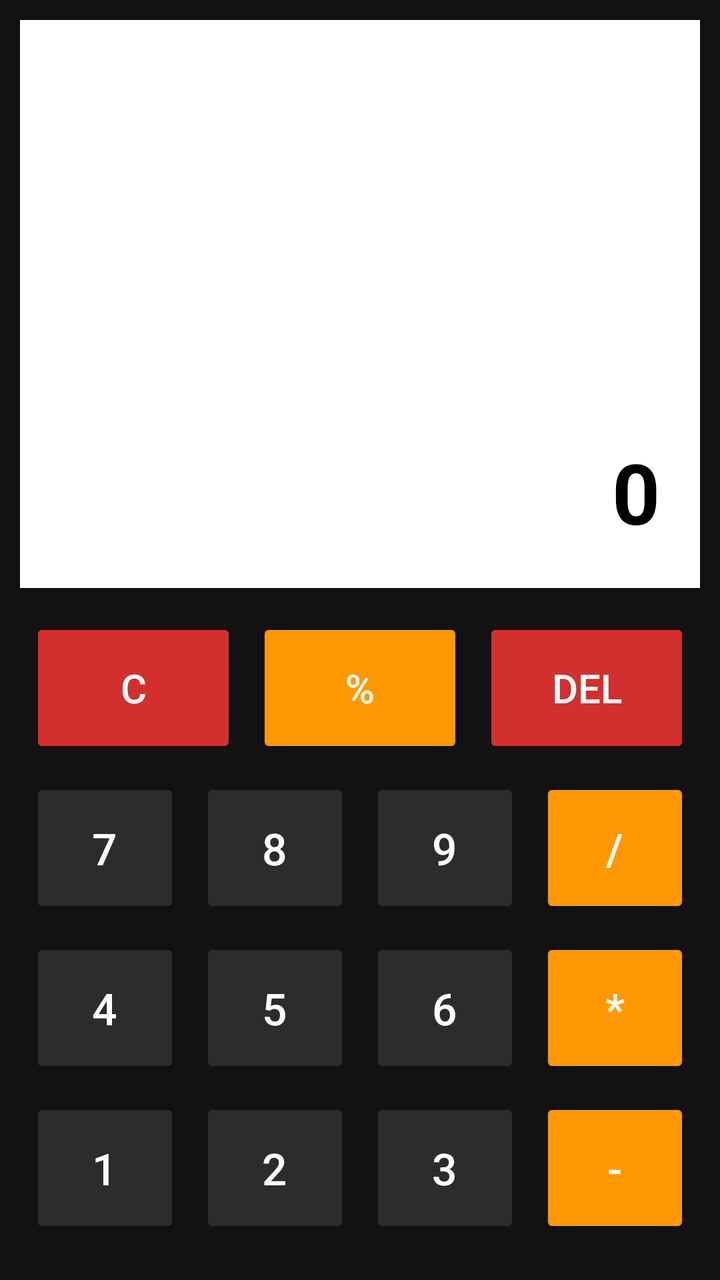
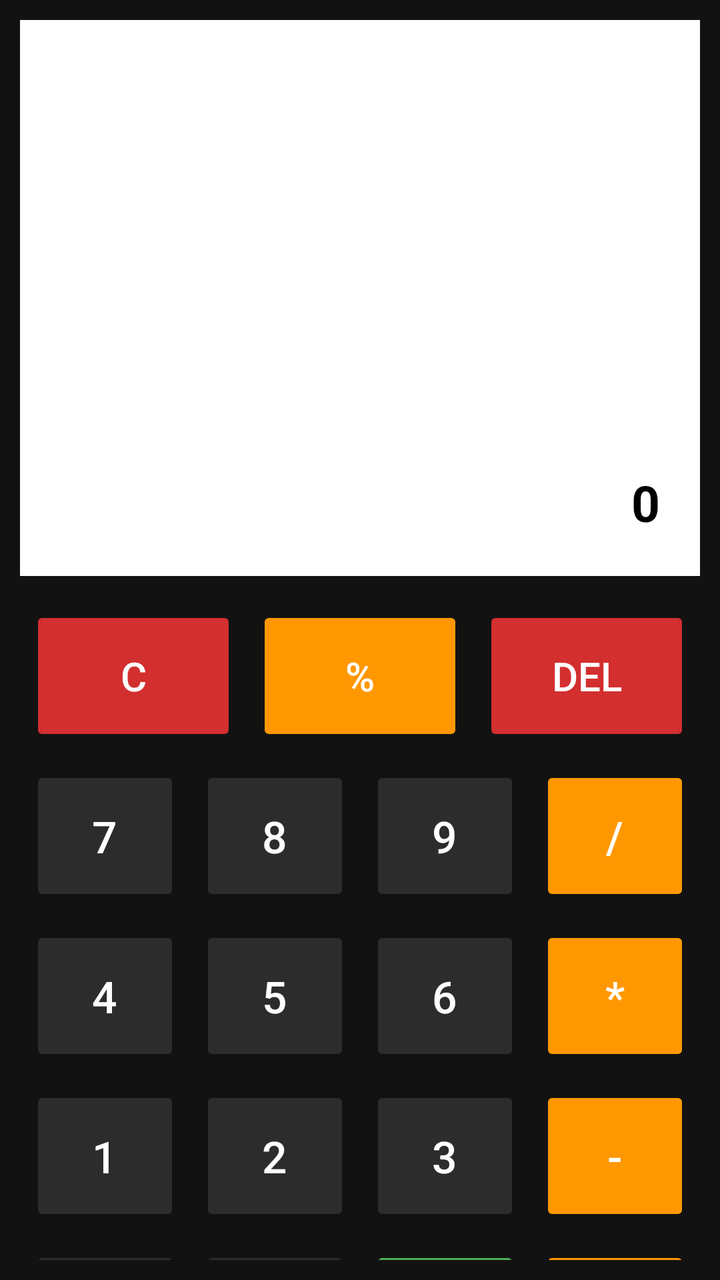

Screens rendered from an Android XML layout before and after an edit, with the pre-edit source and the edit as a unified diff.
<!-- AndroidManifest.xml: application theme Theme.SimpleCalculator -->
<!-- res/layout/activity_main.xml -->
<?xml version="1.0" encoding="utf-8"?>
<LinearLayout
    xmlns:android="http://schemas.android.com/apk/res/android"
    android:layout_width="match_parent"
    android:layout_height="match_parent"
    android:orientation="vertical"
    android:background="#121212">

    



    
    <LinearLayout
        android:layout_width="match_parent"
        android:layout_height="match_parent"
        android:orientation="vertical"
        android:padding="10dp">

        <androidx.appcompat.widget.Toolbar
            android:id="@+id/toolbar"
            android:layout_width="match_parent"
            android:layout_height="wrap_content"
            android:background="#FFFFFF"
            android:title=" "
            android:titleTextColor="#000000"/>

        
        <TextView
            android:id="@+id/resultText"
            android:layout_width="match_parent"
            android:layout_height="220dp"
            android:layout_marginBottom="10dp"
            android:background="#FFFFFF"
            android:gravity="end|bottom"
            android:padding="20dp"
            android:text="0"
            android:textColor="#000000"
            android:textSize="42sp"
            android:textStyle="bold"/>

        
        <LinearLayout
            android:layout_width="match_parent"
            android:layout_height="wrap_content"
            android:orientation="vertical">

            
            <LinearLayout
                android:layout_width="match_parent"
                android:layout_height="wrap_content"
                android:orientation="horizontal">

                <Button
                    android:id="@+id/btnClear"
                    android:layout_width="0dp"
                    android:layout_height="70dp"
                    android:layout_weight="1"
                    android:layout_margin="5dp"
                    android:backgroundTint="#D32F2F"
                    android:text="C"
                    android:textColor="#FFFFFF"
                    android:textSize="20sp"
                    android:stateListAnimator="@animator/button_press"/>


                <Button
                    android:id="@+id/btnPercent"
                    android:layout_width="0dp"
                    android:layout_height="70dp"
                    android:layout_weight="1"
                    android:layout_margin="5dp"
                    android:backgroundTint="#FF9800"
                    android:text="%"
                    android:textColor="#FFFFFF"
                    android:textSize="20sp"
                    android:stateListAnimator="@animator/button_press"/>
                <Button
                    android:id="@+id/btnDel"
                    android:layout_width="0dp"
                    android:layout_height="70dp"
                    android:layout_weight="1"
                    android:layout_margin="5dp"
                    android:backgroundTint="#D32F2F"
                    android:text="DEL"
                    android:textColor="#FFFFFF"
                    android:textSize="20sp"
                    android:stateListAnimator="@animator/button_press"/>

            </LinearLayout>

            
            <LinearLayout
                android:layout_width="match_parent"
                android:layout_height="wrap_content"
                android:orientation="horizontal">

                <Button
                    android:id="@+id/btn7"
                    android:layout_width="0dp"
                    android:layout_height="70dp"
                    android:layout_weight="1"
                    android:layout_margin="5dp"
                    android:backgroundTint="#2C2C2C"
                    android:text="7"
                    android:textColor="#FFFFFF"
                    android:textSize="22sp"
                    android:stateListAnimator="@animator/button_press"/>

                <Button
                    android:id="@+id/btn8"
                    android:layout_width="0dp"
                    android:layout_height="70dp"
                    android:layout_weight="1"
                    android:layout_margin="5dp"
                    android:backgroundTint="#2C2C2C"
                    android:text="8"
                    android:textColor="#FFFFFF"
                    android:textSize="22sp"
                    android:stateListAnimator="@animator/button_press"/>

                <Button
                    android:id="@+id/btn9"
                    android:layout_width="0dp"
                    android:layout_height="70dp"
                    android:layout_weight="1"
                    android:layout_margin="5dp"
                    android:backgroundTint="#2C2C2C"
                    android:text="9"
                    android:textColor="#FFFFFF"
                    android:textSize="22sp"
                    android:stateListAnimator="@animator/button_press"/>

                <Button
                    android:id="@+id/btnDivide"
                    android:layout_width="0dp"
                    android:layout_height="70dp"
                    android:layout_weight="1"
                    android:layout_margin="5dp"
                    android:backgroundTint="#FF9800"
                    android:text="/"
                    android:textColor="#FFFFFF"
                    android:textSize="22sp"
                    android:stateListAnimator="@animator/button_press"/>

            </LinearLayout>

            
            <LinearLayout
                android:layout_width="match_parent"
                android:layout_height="wrap_content"
                android:orientation="horizontal">

                <Button
                    android:id="@+id/btn4"
                    android:layout_width="0dp"
                    android:layout_height="70dp"
                    android:layout_weight="1"
                    android:layout_margin="5dp"
                    android:backgroundTint="#2C2C2C"
                    android:text="4"
                    android:textColor="#FFFFFF"
                    android:textSize="22sp"
                    android:stateListAnimator="@animator/button_press"/>

                <Button
                    android:id="@+id/btn5"
                    android:layout_width="0dp"
                    android:layout_height="70dp"
                    android:layout_weight="1"
                    android:layout_margin="5dp"
                    android:backgroundTint="#2C2C2C"
                    android:text="5"
                    android:textColor="#FFFFFF"
                    android:textSize="22sp"
                    android:stateListAnimator="@animator/button_press"/>

                <Button
                    android:id="@+id/btn6"
                    android:layout_width="0dp"
                    android:layout_height="70dp"
                    android:layout_weight="1"
                    android:layout_margin="5dp"
                    android:backgroundTint="#2C2C2C"
                    android:text="6"
                    android:textColor="#FFFFFF"
                    android:textSize="22sp"
                    android:stateListAnimator="@animator/button_press"/>

                <Button
                    android:id="@+id/btnMultiply"
                    android:layout_width="0dp"
                    android:layout_height="70dp"
                    android:layout_weight="1"
                    android:layout_margin="5dp"
                    android:backgroundTint="#FF9800"
                    android:text="*"
                    android:textColor="#FFFFFF"
                    android:textSize="22sp"
                    android:stateListAnimator="@animator/button_press"/>

            </LinearLayout>

            
            <LinearLayout
                android:layout_width="match_parent"
                android:layout_height="wrap_content"
                android:orientation="horizontal">

                <Button
                    android:id="@+id/btn1"
                    android:layout_width="0dp"
                    android:layout_height="70dp"
                    android:layout_weight="1"
                    android:layout_margin="5dp"
                    android:backgroundTint="#2C2C2C"
                    android:text="1"
                    android:textColor="#FFFFFF"
                    android:textSize="22sp"
                    android:stateListAnimator="@animator/button_press"/>

                <Button
                    android:id="@+id/btn2"
                    android:layout_width="0dp"
                    android:layout_height="70dp"
                    android:layout_weight="1"
                    android:layout_margin="5dp"
                    android:backgroundTint="#2C2C2C"
                    android:text="2"
                    android:textColor="#FFFFFF"
                    android:textSize="22sp"
                    android:stateListAnimator="@animator/button_press"/>

                <Button
                    android:id="@+id/btn3"
                    android:layout_width="0dp"
                    android:layout_height="70dp"
                    android:layout_weight="1"
                    android:layout_margin="5dp"
                    android:backgroundTint="#2C2C2C"
                    android:text="3"
                    android:textColor="#FFFFFF"
                    android:textSize="22sp"
                    android:stateListAnimator="@animator/button_press"/>

                <Button
                    android:id="@+id/btnMinus"
                    android:layout_width="0dp"
                    android:layout_height="70dp"
                    android:layout_weight="1"
                    android:layout_margin="5dp"
                    android:backgroundTint="#FF9800"
                    android:text="-"
                    android:textColor="#FFFFFF"
                    android:textSize="22sp"
                    android:stateListAnimator="@animator/button_press"/>

            </LinearLayout>

            
            <LinearLayout
                android:layout_width="match_parent"
                android:layout_height="wrap_content"
                android:orientation="horizontal">

                <Button
                    android:id="@+id/btn0"
                    android:layout_width="0dp"
                    android:layout_height="70dp"
                    android:layout_weight="1"
                    android:layout_margin="5dp"
                    android:backgroundTint="#2C2C2C"
                    android:text="0"
                    android:textColor="#FFFFFF"
                    android:textSize="22sp"
                    android:stateListAnimator="@animator/button_press"/>

                <Button
                    android:id="@+id/btnDot"
                    android:layout_width="0dp"
                    android:layout_height="70dp"
                    android:layout_weight="1"
                    android:layout_margin="5dp"
                    android:backgroundTint="#2C2C2C"
                    android:text="."
                    android:textColor="#FFFFFF"
                    android:textSize="22sp"
                    android:stateListAnimator="@animator/button_press"/>

                <Button
                    android:id="@+id/btnEqual"
                    android:layout_width="0dp"
                    android:layout_height="70dp"
                    android:layout_weight="1"
                    android:layout_margin="5dp"
                    android:backgroundTint="#4CAF50"
                    android:text="="
                    android:textColor="#FFFFFF"
                    android:textSize="22sp"
                    android:stateListAnimator="@animator/button_press"/>

                <Button
                    android:id="@+id/btnPlus"
                    android:layout_width="0dp"
                    android:layout_height="70dp"
                    android:layout_weight="1"
                    android:layout_margin="5dp"
                    android:backgroundTint="#FF9800"
                    android:text="+"
                    android:textColor="#FFFFFF"
                    android:textSize="22sp"
                    android:stateListAnimator="@animator/button_press"/>

            </LinearLayout>

        </LinearLayout>

    </LinearLayout>

</LinearLayout>
<!-- resources referenced by this layout -->
<resources>
  <style name="Theme.SimpleCalculator" parent="Base.Theme.SimpleCalculator" />
  <style name="Base.Theme.SimpleCalculator" parent="Theme.Material3.DayNight.NoActionBar">
          
          
      </style>
</resources>

<!-- the commit's change to res/layout/activity_main.xml (unified diff, before → after) -->
@@ -20,24 +20,34 @@
         <androidx.appcompat.widget.Toolbar
             android:id="@+id/toolbar"
             android:layout_width="match_parent"
+            android:layout_height="32dp"
+            android:background="#FFFFFF"
+            android:title=" "
+            android:titleTextColor="#000000" />
+
+        <TextView
+            android:id="@+id/historyText"
+            android:layout_width="match_parent"
             android:layout_height="wrap_content"
             android:background="#FFFFFF"
-            android:title=" "
-            android:titleTextColor="#000000"/>
-
+            android:gravity="end"
+            android:padding="5dp"
+            android:text=""
+            android:textColor="#000000"
+            android:textSize="20sp" />
         
         <TextView
             android:id="@+id/resultText"
             android:layout_width="match_parent"
-            android:layout_height="220dp"
+            android:layout_height="209dp"
             android:layout_marginBottom="10dp"
             android:background="#FFFFFF"
             android:gravity="end|bottom"
             android:padding="20dp"
             android:text="0"
             android:textColor="#000000"
-            android:textSize="42sp"
-            android:textStyle="bold"/>
+            android:textSize="25sp"
+            android:textStyle="bold" />
 
         
         <LinearLayout
